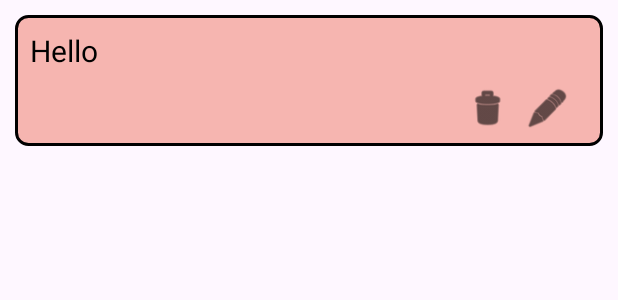
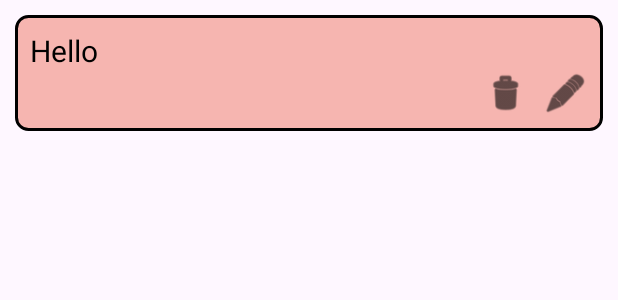
Before and after one commit to olisheikh/Android, an Android app: the layout design_recycler_view.xml on its own in the app's theme, with its tools: preview values and no code run, on a phone screen of 412 x 824 dp. Shown: the top 300 px of the screen. Run offline under Robolectric (Android 15) with nearby library versions, the phone set to English and light mode, and no system bars.

Commit message:
Adding new element, deleting, editing them

```diff
--- a/ToDoList/app/src/main/java/com/example/todolist/adapter/TaskListRecyclerView.java
+++ b/ToDoList/app/src/main/java/com/example/todolist/adapter/TaskListRecyclerView.java
@@ -7,6 +7,7 @@ import android.view.View;
 import android.view.ViewGroup;
 import android.widget.ImageView;
 import android.widget.TextView;
+import android.widget.Toast;
 
 import androidx.annotation.NonNull;
 import androidx.lifecycle.MutableLiveData;
@@ -58,8 +59,7 @@ public class TaskListRecyclerView extends RecyclerView.Adapter<TaskListRecyclerV
             viewHolder.edImg.setOnClickListener(new View.OnClickListener() {
                 @Override
                 public void onClick(View v) {
-                    AddNewItemDialog.showDialog(context, taskDBHelper);
-
+                    AddNewItemDialog.updateText(context, taskDBHelper, tasksEntity);
                 }
             });
         }
--- a/ToDoList/app/src/main/java/com/example/todolist/dao/TasksDao.java
+++ b/ToDoList/app/src/main/java/com/example/todolist/dao/TasksDao.java
@@ -12,6 +12,7 @@ import com.example.todolist.entity.TasksEntity;
 
 import java.util.List;
 
+import kotlinx.coroutines.scheduling.Task;
 
 
 @Dao
@@ -27,4 +28,7 @@ public interface TasksDao {
 
     @Update
     void updateTask(TasksEntity task);
+
+    @Query("select * from task_list where id = :taskId")
+    TasksEntity getTaskById(int taskId);
 }
--- a/ToDoList/app/src/main/res/layout/design_recycler_view.xml
+++ b/ToDoList/app/src/main/res/layout/design_recycler_view.xml
@@ -5,33 +5,28 @@
     android:layout_width="match_parent"
     android:layout_height="wrap_content"
     android:layout_margin="10dp"
-    android:paddingBottom="10dp"
+    android:padding="10dp"
     android:background="@drawable/curve_design_recycler_view_">
     <TextView
         android:id="@+id/titleTodoList"
-        android:layout_width="match_parent"
+        android:layout_width="wrap_content"
         android:layout_height="wrap_content"
         android:textColor="@color/black"
         android:textSize="20dp"
         android:text="Hello"
-        android:padding="10dp"
         app:layout_constraintTop_toTopOf="parent"
-        app:layout_constraintLeft_toLeftOf="parent"
-        app:layout_constraintRight_toRightOf="parent"/>
+        app:layout_constraintLeft_toLeftOf="parent"/>
     <LinearLayout
-        android:layout_width="match_parent"
+        android:layout_width="wrap_content"
         android:layout_height="wrap_content"
         android:orientation="horizontal"
-        android:layout_marginLeft="300dp"
         app:layout_constraintTop_toBottomOf="@id/titleTodoList"
-        app:layout_constraintLeft_toLeftOf="parent"
         app:layout_constraintRight_toRightOf="parent">
 
         <ImageView
             android:id="@+id/delImg"
             android:layout_width="30dp"
             android:layout_height="30dp"
-            android:layout_marginRight="10dp"
             android:src="@android:drawable/ic_menu_delete"
             app:tint="@color/black"
             android:clickable="true"/>
@@ -41,7 +36,8 @@
             android:layout_height="30dp"
             android:src="@android:drawable/ic_menu_edit"
             app:tint="@color/black"
-            android:clickable="true"/>
+            android:clickable="true"
+            android:layout_marginLeft="10dp"/>
     </LinearLayout>
 
 </androidx.constraintlayout.widget.ConstraintLayout>
```
Also changed, not shown: ToDoList/app/src/main/java/com/example/todolist/design/AddNewItemDialog.java (+30 -1 lines).
